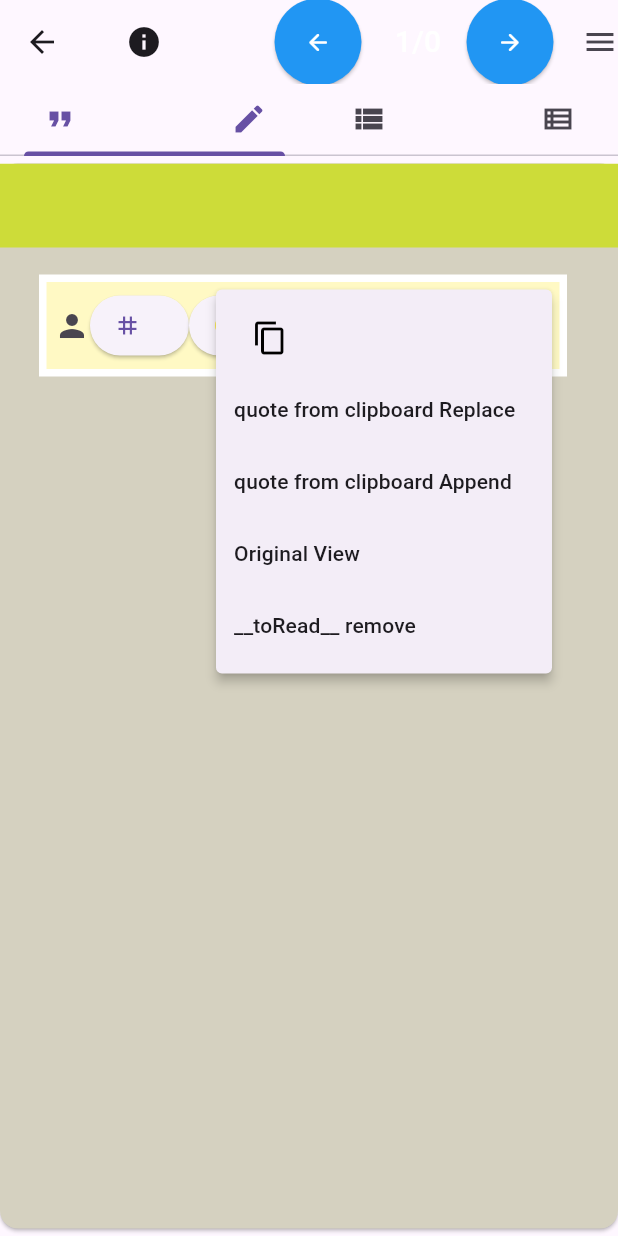
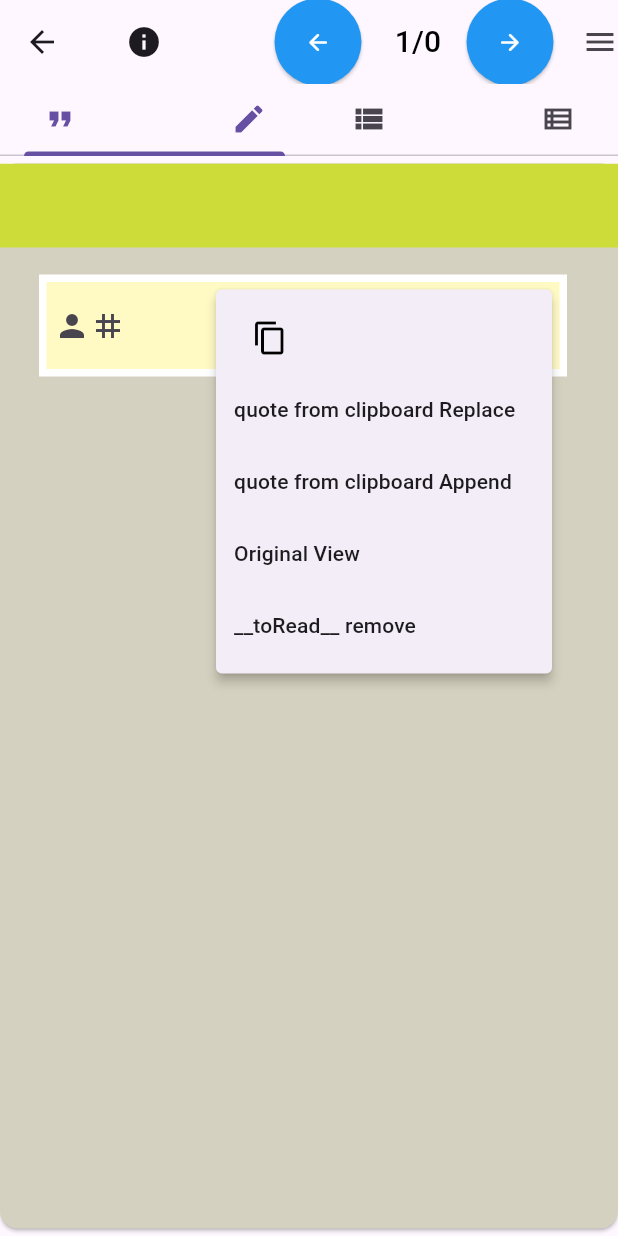
Before and after one commit to JanRegent/QuoteBrowser, a Flutter app: the SwiperTabs screen opened directly with empty values, after a tap on the "more vert" icon, on a phone screen of 412 x 824 dp. Run offline on Flutter 3.47's test engine with Material 3 defaults, Android fonts, the phone set to English and light mode, and no system bars; our stand-ins replace awesome_snackbar_content, card_swiper, csv, dartx, dio, dropdown_button2 and 5 more; missing offline and left inert: clipboard, grouped_scroll_view, highlight_text, input_dialog, searchable_listview; accounts and stored records are empty; generated files the repository leaves out were written again; network calls fail; statements that could not run were skipped.

Commit message:
AL---qedit--personPopup-3

```diff
--- a/lib/AL/alib/alicons.dart
+++ b/lib/AL/alib/alicons.dart
@@ -50,6 +50,10 @@ class AttrIcons {
     return const Icon(Icons.person);
   }
 
+  Icon get yellowPartIcon {
+    return const Icon(Icons.circle, color: Colors.yellow);
+  }
+
   Icon get categoryIcon {
     return const Icon(Icons.category);
   }
--- a/lib/AL/zview/_swipertabs.dart
+++ b/lib/AL/zview/_swipertabs.dart
@@ -79,7 +79,7 @@ class _SwiperTabsState extends State<SwiperTabs>
           },
           child: Obx(() => Text(
               ' ${(currentSS.swiperIndex.value + 1)}/${currentSS.keys.length}',
-              style: const TextStyle(color: Colors.white, fontSize: 20)))),
+              style: const TextStyle(color: Colors.black, fontSize: 20)))),
       ElevatedButton(
         onPressed: () {
           currentSS.swiperIndex += 1;
--- a/lib/AL/zview/bedit/quoteedit.dart
+++ b/lib/AL/zview/bedit/quoteedit.dart
@@ -126,7 +126,6 @@ class _QuoteEditState extends State<QuoteEdit> {
   }
 
   void attribSet(String attribName) async {
-    selectedSet();
     if (selected.value.isEmpty) return;
     attribNameRedo.value = '';
     setState(() {
@@ -218,6 +217,34 @@ class _QuoteEditState extends State<QuoteEdit> {
     );
   }
 
+  PopupMenuButton tagsYellowPopup() {
+    List<PopupMenuItem> items = [];
+    items.add(PopupMenuItem(
+      child: ElevatedButton.icon(
+          onPressed: () => attribSet('tags'),
+          onLongPress: () => emptySelected('tags'),
+          icon: ALicons.attrIcons.tagIcon,
+          label: const Text('')),
+    ));
+    items.add(PopupMenuItem(
+        child: ElevatedButton.icon(
+            onPressed: () => attribSet('yellowParts'),
+            onLongPress: () => emptySelected('yellowParts'),
+            icon: ALicons.attrIcons.yellowPartIcon,
+            label: const Text(''))));
+
+    return PopupMenuButton(
+      child: ALicons.attrIcons.tagIcon,
+      onOpened: () {
+        selectedSet();
+        if (selected.value.isEmpty) return;
+      },
+      itemBuilder: (context) {
+        return items;
+      },
+    );
+  }
+
 //personMenus(),
   Container buttRow(BuildContext context) {
     return Container(
@@ -232,16 +259,7 @@ class _QuoteEditState extends State<QuoteEdit> {
         child: Row(
           children: [
             personPopup(),
-            ElevatedButton.icon(
-                onPressed: () => attribSet('tags'),
-                onLongPress: () => emptySelected('tags'),
-                icon: ALicons.attrIcons.tagIcon,
-                label: const Text('')),
-            ElevatedButton.icon(
-                onPressed: () => attribSet('yellowParts'),
-                onLongPress: () => emptySelected('yellowParts'),
-                icon: const Icon(Icons.circle, color: Colors.yellow),
-                label: const Text('')),
+            tagsYellowPopup(),
             const Spacer(),
             PopupMenuButton(
               itemBuilder: (BuildContext context) {
@@ -273,6 +291,7 @@ class _QuoteEditState extends State<QuoteEdit> {
   Widget build(BuildContext context) {
     List<Widget> colItems = [
       buttRow(context),
+      const Text('  '),
       quoteTextField(),
       buttRow(context)
     ];
--- a/lib/DL/buildDate.dart
+++ b/lib/DL/buildDate.dart
@@ -1 +1 @@
-String buildDate = ' 2023_11_27__11_19_build_AL---qedit--personPopup-2 ';
+String buildDate = ' 2023_11_27__12_48_build_AL---qedit--personPopup-3 ';
```
